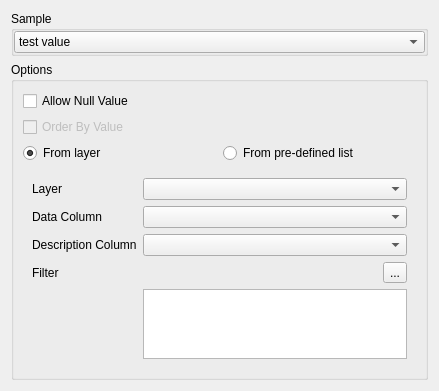
Qt form src/configmanager/editorwidgets/uifiles/listwidget_config.ui (roam-qgis/Roam) before a commit.
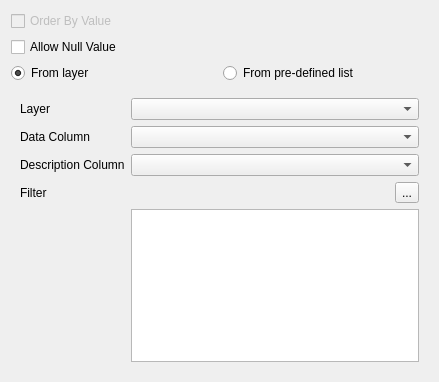
The same form after that commit.

Commit message: Fix config widgets Load config widgets into main widget area. Update widget config based on selection.

What changed in the file:
```diff
--- a/src/configmanager/editorwidgets/uifiles/listwidget_config.ui
+++ b/src/configmanager/editorwidgets/uifiles/listwidget_config.ui
@@ -14,66 +14,7 @@
    <string>Form</string>
   </property>
   <layout class="QGridLayout" name="gridLayout">
-   <item row="0" column="0">
-    <widget class="QGroupBox" name="sampleBox">
-     <property name="title">
-      <string>Sample</string>
-     </property>
-     <property name="flat">
-      <bool>true</bool>
-     </property>
-     <layout class="QGridLayout" name="gridLayout_2">
-      <property name="margin">
-       <number>0</number>
-      </property>
-      <item row="1" column="0">
-       <widget class="QComboBox" name="comboBox">
-        <item>
-         <property name="text">
-          <string>test value</string>
-         </property>
-        </item>
-        <item>
-         <property name="text">
-          <string>test2 value</string>
-         </property>
-        </item>
-       </widget>
-      </item>
-     </layout>
-    </widget>
-   </item>
-   <item row="1" column="0">
-    <widget class="QGroupBox" name="groupBox_2">
-     <property name="title">
-      <string>Options</string>
-     </property>
-     <property name="flat">
-      <bool>true</bool>
-     </property>
-     <layout class="QGridLayout" name="gridLayout_3">
-      <item row="2" column="1">
-       <layout class="QHBoxLayout" name="horizontalLayout">
-        <item>
-         <widget class="QRadioButton" name="layerRadio">
-          <property name="text">
-           <string>From layer</string>
-          </property>
-          <property name="checked">
-           <bool>true</bool>
-          </property>
-         </widget>
-        </item>
-        <item>
-         <widget class="QRadioButton" name="listRadio">
-          <property name="text">
-           <string>From pre-defined list</string>
-          </property>
-         </widget>
-        </item>
-       </layout>
-      </item>
-      <item row="5" column="1">
+   <item row="3" column="0">
        <widget class="QStackedWidget" name="stackedWidget">
         <property name="currentIndex">
          <number>0</number>
@@ -196,7 +137,28 @@
         </widget>
        </widget>
       </item>
-      <item row="0" column="1">
+   <item row="2" column="0">
+    <layout class="QHBoxLayout" name="horizontalLayout">
+     <item>
+      <widget class="QRadioButton" name="layerRadio">
+       <property name="text">
+        <string>From layer</string>
+       </property>
+       <property name="checked">
+        <bool>true</bool>
+       </property>
+      </widget>
+     </item>
+     <item>
+      <widget class="QRadioButton" name="listRadio">
+       <property name="text">
+        <string>From pre-defined list</string>
+       </property>
+      </widget>
+     </item>
+    </layout>
+   </item>
+   <item row="1" column="0">
        <widget class="QCheckBox" name="allownullCheck">
         <property name="enabled">
          <bool>true</bool>
@@ -206,7 +168,7 @@
         </property>
        </widget>
       </item>
-      <item row="1" column="1">
+   <item row="0" column="0">
        <widget class="QCheckBox" name="orderbyCheck">
         <property name="enabled">
          <bool>false</bool>
@@ -214,9 +176,6 @@
         <property name="text">
          <string>Order By Value</string>
         </property>
-       </widget>
-      </item>
-     </layout>
     </widget>
    </item>
   </layout>
```
Lines whose indentation alone changed are shown as unchanged. The commit also changes 16 other files.
